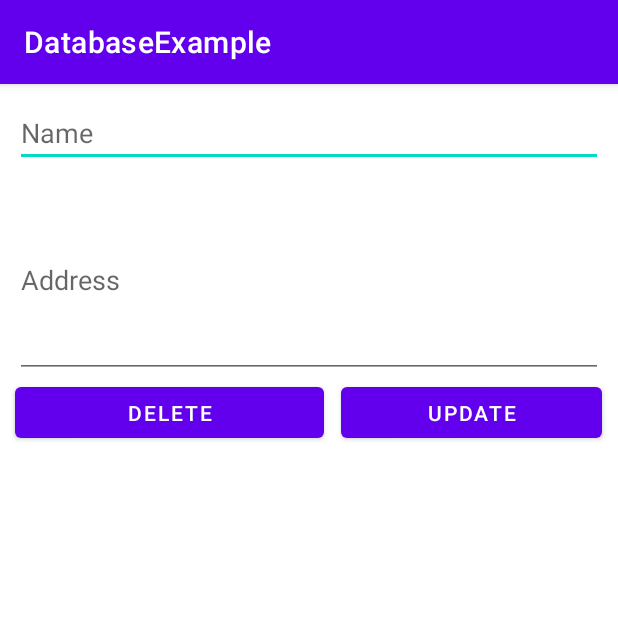
After one commit to jamu544/database-refresher, an Android app: the ModifyEmployeeActivity screen opened directly, with no data from a screen before it, on a phone screen of 412 x 824 dp, the top half of it. The commit adds this screen. Run offline under Robolectric (Android 15) with nearby library versions, the phone set to English and light mode, and no system bars; 2 statements that could not run were skipped.

Commit message:
created a modifying activity with functions

```diff
--- a/app/src/main/AndroidManifest.xml
+++ b/app/src/main/AndroidManifest.xml
@@ -9,6 +9,9 @@
         android:roundIcon="@mipmap/ic_launcher_round"
         android:supportsRtl="true"
         android:theme="@style/Theme.DatabaseExample">
+        <activity
+            android:name=".ModifyEmployeeActivity"
+            android:exported="false" />
         <activity
             android:name=".AddEmployeeActivity"
             android:exported="false" />
--- /dev/null
+++ b/app/src/main/java/android/com/jamsand/io/databaseexample/ModifyEmployeeActivity.java
@@ -0,0 +1,58 @@
+package android.com.jamsand.io.databaseexample;
+
+import androidx.appcompat.app.AppCompatActivity;
+
+import android.content.Intent;
+import android.os.Bundle;
+import android.view.View;
+import android.widget.EditText;
+
+public class ModifyEmployeeActivity extends AppCompatActivity {
+
+    private EditText nameText;
+    private EditText addressText;
+
+    private long _id;
+    private DatabaseHelper myHelper;
+
+    @Override
+    protected void onCreate(Bundle savedInstanceState) {
+        super.onCreate(savedInstanceState);
+        setContentView(R.layout.activity_modify_employee);
+
+        myHelper = new DatabaseHelper(this);
+        myHelper.close();
+
+        nameText = (EditText) findViewById(R.id.name_edittext);
+        addressText = (EditText) findViewById(R.id.address_edittext);
+
+        Intent intent = getIntent();
+        String id = intent.getStringExtra("id");
+        String name = intent.getStringExtra("name");
+        String address = intent.getStringExtra("address");
+
+        _id = Long.parseLong(id);
+
+        nameText.setText(name);
+        addressText.setText(address);
+    }
+
+    private void returnToMainActivity(){
+        Intent home_intent = new Intent(getApplicationContext(),MainActivity.class)
+                .setFlags(Intent.FLAG_ACTIVITY_CLEAR_TOP);
+        startActivity(home_intent);
+    }
+
+    public void updateButtonPressed(View view) {
+        String name = nameText.getText().toString();
+        String address = addressText.getText().toString();
+
+        myHelper.update(_id,name,address);
+        returnToMainActivity();
+    }
+
+    public void deleteButtonPressed(View view) {
+        myHelper.delete(_id);
+        returnToMainActivity();
+    }
+}
--- /dev/null
+++ b/app/src/main/res/layout/activity_modify_employee.xml
@@ -0,0 +1,70 @@
+<?xml version="1.0" encoding="utf-8"?>
+<androidx.constraintlayout.widget.ConstraintLayout xmlns:android="http://schemas.android.com/apk/res/android"
+    xmlns:app="http://schemas.android.com/apk/res-auto"
+    xmlns:tools="http://schemas.android.com/tools"
+    android:layout_width="match_parent"
+    android:layout_height="match_parent"
+    tools:context=".ModifyEmployeeActivity"
+    android:orientation="vertical"
+    >
+
+    <EditText
+        android:id="@+id/name_edittext"
+        android:layout_width="0dp"
+        android:layout_height="wrap_content"
+        android:ems="10"
+        android:hint="@string/enter_name"
+        android:layout_marginTop="10dp"
+        app:layout_constraintEnd_toEndOf="parent"
+        app:layout_constraintTop_toTopOf="parent"
+        app:layout_constraintStart_toStartOf="parent"
+        android:layout_marginLeft="10dp"
+        android:layout_marginRight="10dp" />
+
+    <EditText
+        android:id="@+id/address_edittext"
+        android:layout_width="0dp"
+        android:layout_height="wrap_content"
+        android:ems="10"
+        android:hint="Address"
+        android:inputType="textMultiLine"
+        android:minLines="5"
+        android:layout_marginTop="10dp"
+        app:layout_constraintTop_toBottomOf="@+id/name_edittext"
+        app:layout_constraintEnd_toEndOf="parent"
+        app:layout_constraintStart_toStartOf="parent"
+        android:layout_marginLeft="10dp"
+        android:layout_marginRight="10dp"></EditText>
+
+
+    <Button
+        android:id="@+id/btn_update"
+        android:layout_width="174dp"
+        android:layout_height="46dp"
+        android:onClick="updateButtonPressed"
+        android:text="@string/update_button"
+        app:layout_constraintEnd_toEndOf="parent"
+        app:layout_constraintHorizontal_bias="0.954"
+        app:layout_constraintStart_toStartOf="parent"
+        app:layout_constraintTop_toBottomOf="@+id/address_edittext"
+        tools:layout_editor_absoluteX="176dp" />
+
+    <Button
+        android:id="@+id/btn_delete"
+        android:layout_width="0dp"
+        android:layout_height="46dp"
+        android:layout_marginLeft="10dp"
+        android:layout_marginRight="11dp"
+        android:onClick="deleteButtonPressed"
+        android:text="@string/delete"
+        app:layout_constraintEnd_toStartOf="@+id/btn_update"
+        app:layout_constraintStart_toStartOf="parent"
+        app:layout_constraintTop_toBottomOf="@+id/address_edittext"
+        tools:layout_conversion_absoluteHeight="48dp"
+        tools:layout_conversion_absoluteWidth="170dp"
+        tools:layout_conversion_absoluteX="180dp"
+        tools:layout_conversion_absoluteY="192dp"
+        tools:layout_editor_absoluteX="10dp"
+        tools:layout_editor_absoluteY="192dp" />
+
+</androidx.constraintlayout.widget.ConstraintLayout>
--- a/app/src/main/res/values/strings.xml
+++ b/app/src/main/res/values/strings.xml
@@ -1,3 +1,6 @@
 <resources>
     <string name="app_name">DatabaseExample</string>
+    <string name="enter_name">Name</string>
+    <string name="update_button">Update</string>
+    <string name="delete">Delete</string>
 </resources>
```
Also changed, not shown: app/src/main/java/android/com/jamsand/io/databaseexample/DatabaseHelper.java (+18 -0 lines), app/src/main/java/android/com/jamsand/io/databaseexample/MainActivity.java (+24 -2 lines), app/src/main/res/layout/fragment_emp_list.xml (+19 -5 lines).
